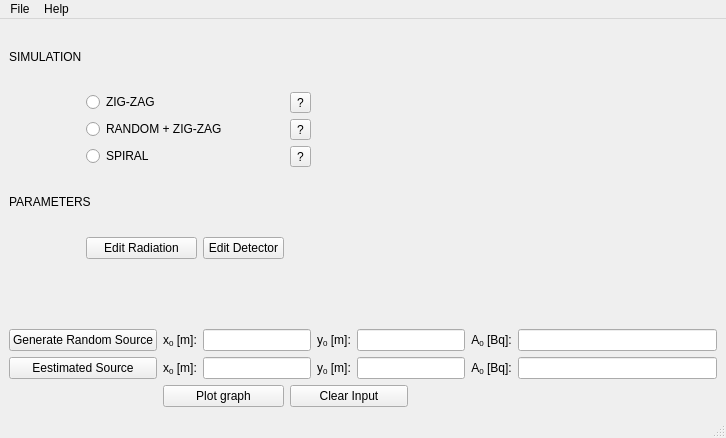
First picture: the form in working_apps/simulations/MainWindow.ui, repository urhtrinko/DroneRadioactivity_student_job, before the edit.
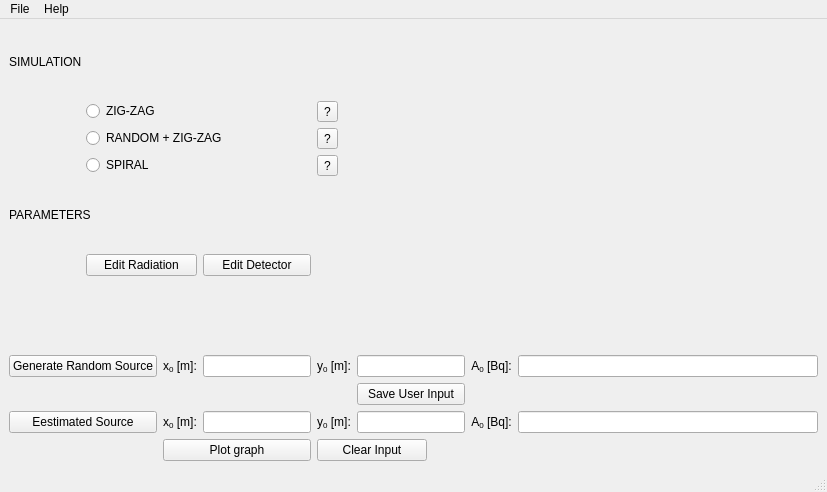
Second picture: the form after the edit.

```diff
--- a/working_apps/simulations/MainWindow.ui
+++ b/working_apps/simulations/MainWindow.ui
@@ -6,8 +6,8 @@
    <rect>
     <x>0</x>
     <y>0</y>
-    <width>726</width>
-    <height>438</height>
+    <width>827</width>
+    <height>492</height>
    </rect>
   </property>
   <property name="windowTitle">
@@ -17,44 +17,9 @@
    <layout class="QGridLayout" name="gridLayout_2">
     <item row="0" column="0">
      <layout class="QGridLayout" name="gridLayout">
-      <item row="8" column="0" colspan="2">
-       <widget class="QPushButton" name="btnEstSource">
-        <property name="text">
-         <string>Eestimated Source</string>
-        </property>
-       </widget>
-      </item>
-      <item row="3" column="1" colspan="4">
-       <widget class="QRadioButton" name="checkSPIRAL">
-        <property name="text">
-         <string>SPIRAL</string>
-        </property>
-       </widget>
-      </item>
-      <item row="8" column="2">
-       <widget class="QLabel" name="x0labelEst">
-        <property name="text">
-         <string>&lt;html&gt;&lt;head/&gt;&lt;body&gt;&lt;p align=&quot;center&quot;&gt;x&lt;span style=&quot; vertical-align:sub;&quot;&gt;0&lt;/span&gt; [m]:&lt;/p&gt;&lt;/body&gt;&lt;/html&gt;</string>
-        </property>
-       </widget>
-      </item>
-      <item row="7" column="0" colspan="2">
-       <widget class="QPushButton" name="btnRandSource">
-        <property name="text">
-         <string>Generate Random Source</string>
-        </property>
-       </widget>
-      </item>
       <item row="7" column="10">
        <widget class="QLineEdit" name="A0lineEditRand"/>
       </item>
-      <item row="4" column="0" colspan="2">
-       <widget class="QLabel" name="parametersLabel_2">
-        <property name="text">
-         <string>PARAMETERS</string>
-        </property>
-       </widget>
-      </item>
       <item row="0" column="0" colspan="2">
        <widget class="QLabel" name="simulationLabel">
         <property name="text">
@@ -62,7 +27,21 @@
         </property>
        </widget>
       </item>
-      <item row="8" column="10">
+      <item row="4" column="0" colspan="2">
+       <widget class="QLabel" name="parametersLabel_2">
+        <property name="text">
+         <string>PARAMETERS</string>
+        </property>
+       </widget>
+      </item>
+      <item row="10" column="2">
+       <widget class="QLabel" name="x0labelEst">
+        <property name="text">
+         <string>&lt;html&gt;&lt;head/&gt;&lt;body&gt;&lt;p align=&quot;center&quot;&gt;x&lt;span style=&quot; vertical-align:sub;&quot;&gt;0&lt;/span&gt; [m]:&lt;/p&gt;&lt;/body&gt;&lt;/html&gt;</string>
+        </property>
+       </widget>
+      </item>
+      <item row="10" column="10">
        <widget class="QLineEdit" name="A0lineEditEst"/>
       </item>
       <item row="7" column="2">
@@ -72,61 +51,34 @@
         </property>
        </widget>
       </item>
-      <item row="8" column="7" colspan="2">
-       <widget class="QLineEdit" name="y0lineEditEst"/>
-      </item>
-      <item row="8" column="6">
-       <widget class="QLabel" name="y0labelEst">
+      <item row="7" column="0" colspan="2">
+       <widget class="QPushButton" name="btnRandSource">
         <property name="text">
-         <string>&lt;html&gt;&lt;head/&gt;&lt;body&gt;&lt;p align=&quot;center&quot;&gt;y&lt;span style=&quot; vertical-align:sub;&quot;&gt;0&lt;/span&gt; [m]:&lt;/p&gt;&lt;/body&gt;&lt;/html&gt;</string>
+         <string>Generate Random Source</string>
         </property>
        </widget>
       </item>
-      <item row="2" column="1" colspan="4">
-       <widget class="QRadioButton" name="checkZIGRAND">
+      <item row="10" column="0" colspan="2">
+       <widget class="QPushButton" name="btnEstSource">
         <property name="text">
-         <string>RANDOM + ZIG-ZAG</string>
+         <string>Eestimated Source</string>
         </property>
        </widget>
       </item>
-      <item row="8" column="3" colspan="3">
-       <widget class="QLineEdit" name="x0lineEditEst"/>
-      </item>
-      <item row="1" column="1" colspan="4">
-       <widget class="QRadioButton" name="checkZIGZAG">
+      <item row="3" column="1" colspan="4">
+       <widget class="QRadioButton" name="checkSPIRAL">
         <property name="text">
-         <string>ZIG-ZAG</string>
+         <string>SPIRAL</string>
         </property>
        </widget>
       </item>
-      <item row="7" column="6">
-       <widget class="QLabel" name="y0labelRand">
-        <property name="text">
-         <string>&lt;html&gt;&lt;head/&gt;&lt;body&gt;&lt;p align=&quot;center&quot;&gt;y&lt;span style=&quot; vertical-align:sub;&quot;&gt;0&lt;/span&gt; [m]:&lt;/p&gt;&lt;/body&gt;&lt;/html&gt;</string>
-        </property>
-       </widget>
-      </item>
-      <item row="8" column="9">
+      <item row="10" column="9">
        <widget class="QLabel" name="A0labelEst">
         <property name="text">
          <string>&lt;html&gt;&lt;head/&gt;&lt;body&gt;&lt;p align=&quot;center&quot;&gt;A&lt;span style=&quot; vertical-align:sub;&quot;&gt;0&lt;/span&gt; [Bq]:&lt;/p&gt;&lt;/body&gt;&lt;/html&gt;</string>
         </property>
        </widget>
       </item>
-      <item row="7" column="9">
-       <widget class="QLabel" name="A0labelRand">
-        <property name="text">
-         <string>&lt;html&gt;&lt;head/&gt;&lt;body&gt;&lt;p align=&quot;center&quot;&gt;A&lt;span style=&quot; vertical-align:sub;&quot;&gt;0&lt;/span&gt; [Bq]:&lt;/p&gt;&lt;/body&gt;&lt;/html&gt;</string>
-        </property>
-       </widget>
-      </item>
-      <item row="6" column="2">
-       <widget class="QLabel" name="label">
-        <property name="text">
-         <string/>
-        </property>
-       </widget>
-      </item>
       <item row="5" column="1" colspan="2">
        <widget class="QPushButton" name="btnRadiation">
         <property name="text">
@@ -143,35 +95,25 @@
       </item>
       <item row="1" column="5">
        <widget class="QToolButton" name="infoZigZag">
+        <property name="styleSheet">
+         <string notr="true"/>
+        </property>
         <property name="text">
          <string>?</string>
         </property>
        </widget>
       </item>
-      <item row="7" column="3" colspan="3">
-       <widget class="QLineEdit" name="x0lineEditRand"/>
-      </item>
-      <item row="7" column="7" colspan="2">
-       <widget class="QLineEdit" name="y0lineEditRand"/>
-      </item>
-      <item row="9" column="5" colspan="3">
-       <widget class="QPushButton" name="btnClearInput">
-        <property name="text">
-         <string>Clear Input</string>
-        </property>
-       </widget>
-      </item>
-      <item row="9" column="2" colspan="3">
+      <item row="11" column="2" colspan="3">
        <widget class="QPushButton" name="btnPlot">
         <property name="text">
          <string>Plot graph</string>
         </property>
        </widget>
       </item>
-      <item row="2" column="5">
-       <widget class="QToolButton" name="infoZigRand">
+      <item row="7" column="9">
+       <widget class="QLabel" name="A0labelRand">
         <property name="text">
-         <string>?</string>
+         <string>&lt;html&gt;&lt;head/&gt;&lt;body&gt;&lt;p align=&quot;center&quot;&gt;A&lt;span style=&quot; vertical-align:sub;&quot;&gt;0&lt;/span&gt; [Bq]:&lt;/p&gt;&lt;/body&gt;&lt;/html&gt;</string>
         </property>
        </widget>
       </item>
@@ -182,6 +124,74 @@
         </property>
        </widget>
       </item>
+      <item row="2" column="1" colspan="4">
+       <widget class="QRadioButton" name="checkZIGRAND">
+        <property name="text">
+         <string>RANDOM + ZIG-ZAG</string>
+        </property>
+       </widget>
+      </item>
+      <item row="6" column="2">
+       <widget class="QLabel" name="label">
+        <property name="text">
+         <string/>
+        </property>
+       </widget>
+      </item>
+      <item row="1" column="1" colspan="4">
+       <widget class="QRadioButton" name="checkZIGZAG">
+        <property name="text">
+         <string>ZIG-ZAG</string>
+        </property>
+       </widget>
+      </item>
+      <item row="11" column="5" colspan="3">
+       <widget class="QPushButton" name="btnClearInput">
+        <property name="text">
+         <string>Clear Input</string>
+        </property>
+       </widget>
+      </item>
+      <item row="2" column="5">
+       <widget class="QToolButton" name="infoZigRand">
+        <property name="text">
+         <string>?</string>
+        </property>
+       </widget>
+      </item>
+      <item row="7" column="3" colspan="2">
+       <widget class="QLineEdit" name="x0lineEditRand"/>
+      </item>
+      <item row="7" column="5">
+       <widget class="QLabel" name="y0labelRand">
+        <property name="text">
+         <string>&lt;html&gt;&lt;head/&gt;&lt;body&gt;&lt;p align=&quot;center&quot;&gt;y&lt;span style=&quot; vertical-align:sub;&quot;&gt;0&lt;/span&gt; [m]:&lt;/p&gt;&lt;/body&gt;&lt;/html&gt;</string>
+        </property>
+       </widget>
+      </item>
+      <item row="7" column="6" colspan="3">
+       <widget class="QLineEdit" name="y0lineEditRand"/>
+      </item>
+      <item row="10" column="3" colspan="2">
+       <widget class="QLineEdit" name="x0lineEditEst"/>
+      </item>
+      <item row="10" column="5">
+       <widget class="QLabel" name="y0labelEst">
+        <property name="text">
+         <string>&lt;html&gt;&lt;head/&gt;&lt;body&gt;&lt;p align=&quot;center&quot;&gt;y&lt;span style=&quot; vertical-align:sub;&quot;&gt;0&lt;/span&gt; [m]:&lt;/p&gt;&lt;/body&gt;&lt;/html&gt;</string>
+        </property>
+       </widget>
+      </item>
+      <item row="10" column="6" colspan="3">
+       <widget class="QLineEdit" name="y0lineEditEst"/>
+      </item>
+      <item row="9" column="6" colspan="3">
+       <widget class="QPushButton" name="btnUserGenSource">
+        <property name="text">
+         <string>Save User Input</string>
+        </property>
+       </widget>
+      </item>
      </layout>
     </item>
    </layout>
@@ -191,7 +201,7 @@
     <rect>
      <x>0</x>
      <y>0</y>
-     <width>726</width>
+     <width>827</width>
      <height>31</height>
     </rect>
    </property>
```
Left out of the diff: 21 changed lines with no effect on the pictures.
